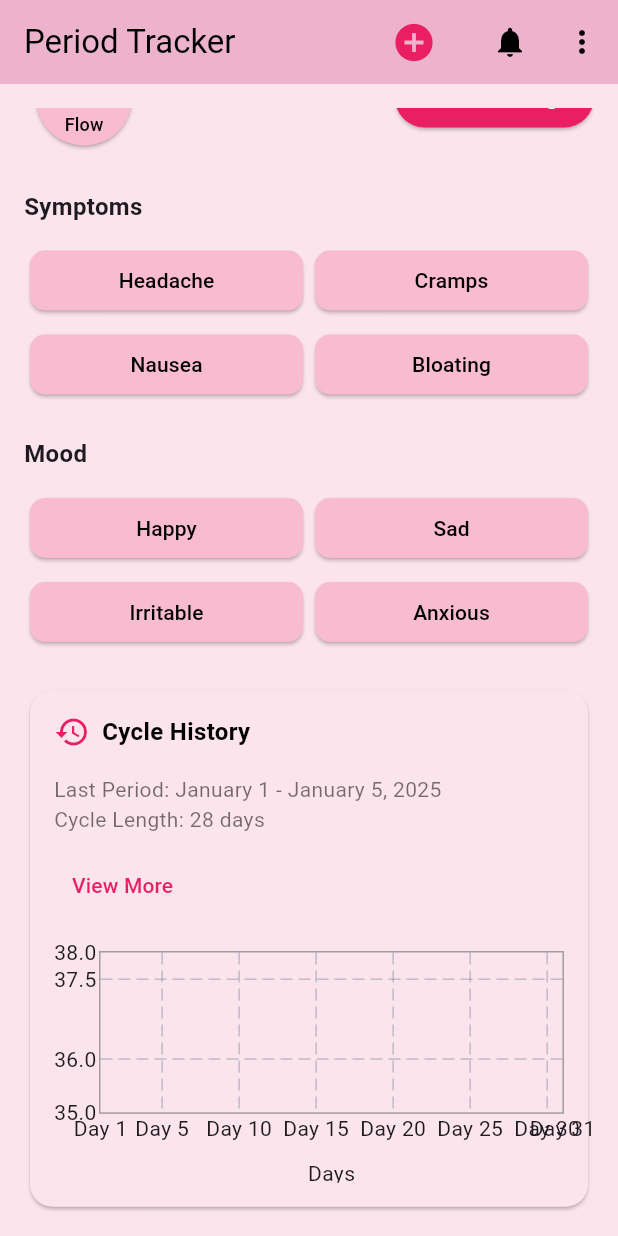
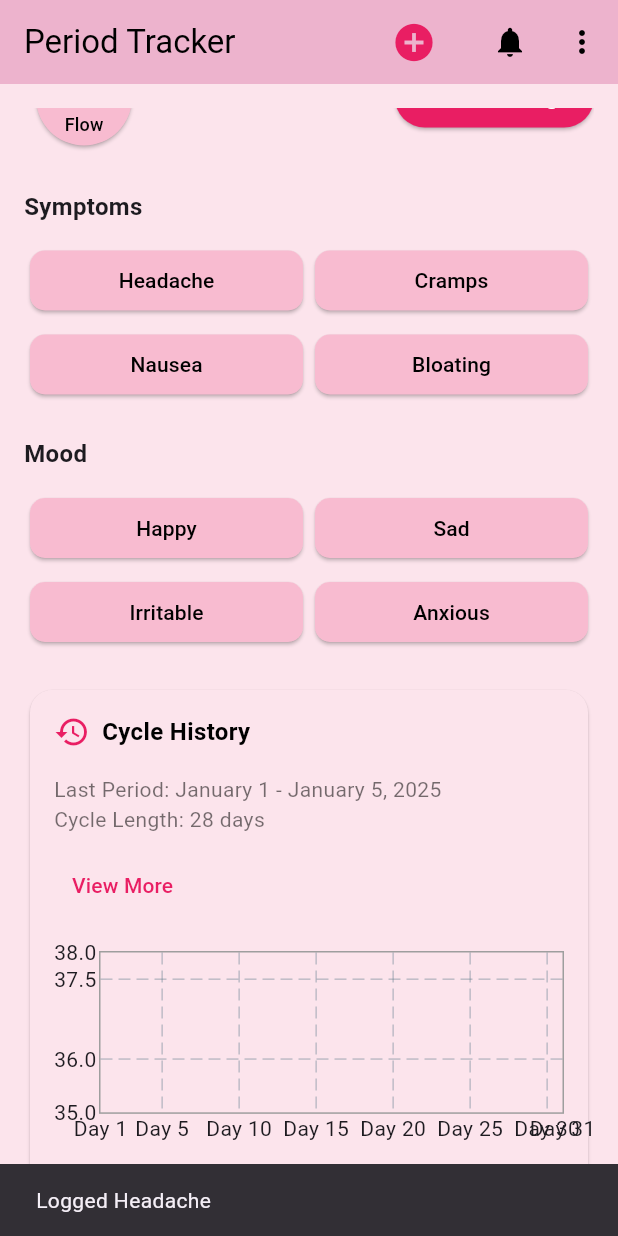
Before and after one commit to Alubisia-1/period-app, a Flutter app: the screen it shows after launch, scrolled down 291 dp, after a tap on "Headache", on a phone screen of 412 x 824 dp. Run offline on Flutter 3.47's test engine with Material 3 defaults, Android fonts, the phone set to English and light mode, and no system bars; drawn by our look-alikes of fl_chart; our stand-ins replace flutter_local_notifications, shared_preferences, sqflite, sqflite_common_ffi, sqflite_common_ffi_web, table_calendar and 1 more; missing offline and left inert: bluetooth_thermal_printer; accounts and stored records are empty.

Commit message:
Symptom and Mood logging

```diff
--- a/lib/screens/home_screen.dart
+++ b/lib/screens/home_screen.dart
@@ -7,14 +7,17 @@ import './analytics_dashboard.dart';
 import 'package:bluetooth_thermal_printer/bluetooth_thermal_printer.dart';
 import '../services/backup_service.dart';
 
-class HomeScreen extends StatelessWidget {
+class HomeScreen extends StatefulWidget {
+  @override
+  _HomeScreenState createState() => _HomeScreenState();
+}
+
+class _HomeScreenState extends State<HomeScreen> {
   final BackupService backupService = BackupService();
 
   // Define color scheme for consistency
   static const Color primaryColor = Color(0xFFE91E63); // Pink color
   static const Color accentColor = Color(0xFFF8BBD0); // Light pink
-
-  HomeScreen({super.key});
 
   @override
   Widget build(BuildContext context) {
@@ -490,10 +493,46 @@ Widget _buildQuickLogButton(BuildContext context, IconData icon, String label) =
       ),
     );
 
-  Widget _buildSymptomColumn() => _buildColumnSection('Symptoms', ['Headache', 'Cramps', 'Nausea', 'Bloating']);
+Widget _buildSymptomColumn() {
+  return _buildColumnSection('Symptoms', ['Headache', 'Cramps', 'Nausea', 'Bloating'],
+      onItemTap: (item) => _logSymptom(context, item));
+}
 
-  Widget _buildMoodColumn() => _buildColumnSection('Mood', ['Happy', 'Sad', 'Irritable', 'Anxious']);
+void _logSymptom(BuildContext context, String symptom) async {
+  final dbService = DatabaseService();
+  await dbService.insertSymptom({
+    'date': DateTime.now().toIso8601String(),
+    'symptom_name': symptom,
+    'severity': 1, // Default severity, could be expanded to allow user input
+    'user_id': 1, // Replace with actual user ID logic
+  });
 
+  if (context.mounted) {
+    ScaffoldMessenger.of(context).showSnackBar(
+      SnackBar(content: Text('Logged $symptom')),
+    );
+  }
+}
+
+Widget _buildMoodColumn() {
+  return _buildColumnSection('Mood', ['Happy', 'Sad', 'Irritable', 'Anxious'],
+      onItemTap: (item) => _logMood(context, item));
+}
+
+void _logMood(BuildContext context, String mood) async {
+  final dbService = DatabaseService();
+  await dbService.updateDailyLog({
+    'date': DateTime.now().toIso8601String(),
+    'mood': mood,
+    'user_id': 1, // Replace with actual user ID logic
+  });
+
+  if (context.mounted) {
+    ScaffoldMessenger.of(context).showSnackBar(
+      SnackBar(content: Text('Logged mood: $mood')),
+    );
+  }
+}
   Widget _buildCycleHistoryCard() => _buildCard(
         icon: Icons.history,
         title: 'Cycle History',
@@ -564,7 +603,7 @@ Widget _buildQuickLogButton(BuildContext context, IconData icon, String label) =
         ),
       );
 
-  Widget _buildColumnSection(String title, List<String> items) => Column(
+Widget _buildColumnSection(String title, List<String> items, {Function(String)? onItemTap}) => Column(
   crossAxisAlignment: CrossAxisAlignment.start,
   children: [
     Text(title, style: TextStyle(fontWeight: FontWeight.bold, fontSize: 16, fontFamily: 'Roboto')),
@@ -579,7 +618,7 @@ Widget _buildQuickLogButton(BuildContext context, IconData icon, String label) =
               child: Padding(
                 padding: const EdgeInsets.all(4.0),
                 child: ElevatedButton(
-                            onPressed: () {},
+                  onPressed: onItemTap != null ? () => onItemTap(item) : null,
                   style: ElevatedButton.styleFrom(
                     backgroundColor: accentColor,
                     foregroundColor: Colors.black,
@@ -596,7 +635,6 @@ Widget _buildQuickLogButton(BuildContext context, IconData icon, String label) =
     ),
   ],
 );
-
   Future<Widget> _buildCycleHistoryChart() async {
     int userId = 1; // Replace with actual user ID fetch logic
     final List<FlSpot> temperatureSpots = await fetchTemperatureDataForChart(userId);
--- a/lib/services/database_service.dart
+++ b/lib/services/database_service.dart
@@ -34,7 +34,21 @@ class DatabaseService {
       // For web, use in-memory database
       return await databaseFactory.openDatabase(inMemoryDatabasePath, options: OpenDatabaseOptions(
         version: 1,
-        onCreate: (Database db, int version) async {
+        onCreate: _createTables,
+      ));
+    } else {
+      // For mobile, use file-based storage
+      String path = join(await getDatabasesPath(), 'period_tracker.db');
+      return await openDatabase(
+        path,
+        version: 1,
+        onCreate: _createTables,
+      );
+    }
+  }
+
+  /// Creates all necessary tables for the application.
+  Future<void> _createTables(Database db, int version) async {
     try {
       await db.execute(
         "CREATE TABLE users (id INTEGER PRIMARY KEY, name TEXT, date_of_birth DATE, cycle_average INTEGER)",
@@ -51,35 +65,6 @@ class DatabaseService {
     } catch (e) {
       print('Error creating tables: $e');
       throw Exception('Failed to create database schema: $e');
-          }
-        },
-      ));
-    } else {
-      // For mobile, use file-based storage
-      String path = join(await getDatabasesPath(), 'period_tracker.db');
-      return await openDatabase(
-        path,
-        version: 1,
-        onCreate: (Database db, int version) async {
-          try {
-            await db.execute(
-              "CREATE TABLE users (id INTEGER PRIMARY KEY, name TEXT, date_of_birth DATE, cycle_average INTEGER)",
-            );
-            await db.execute(
-              "CREATE TABLE cycles (id INTEGER PRIMARY KEY, start_date DATE, end_date DATE, user_id INTEGER, FOREIGN KEY (user_id) REFERENCES users(id))",
-            );
-            await db.execute(
-              "CREATE TABLE daily_logs (id INTEGER PRIMARY KEY, date DATE, temperature REAL, mood TEXT, flow_level TEXT, user_id INTEGER, FOREIGN KEY (user_id) REFERENCES users(id))",
-            );
-            await db.execute(
-              "CREATE TABLE symptoms (id INTEGER PRIMARY KEY, date DATE, symptom_name TEXT, severity INTEGER, user_id INTEGER, FOREIGN KEY (user_id) REFERENCES users(id))",
-            );
-          } catch (e) {
-            print('Error creating tables: $e');
-            throw Exception('Failed to create database schema: $e');
-          }
-        },
-      );
     }
   }
 
@@ -105,5 +90,45 @@ class DatabaseService {
     }
   }
 
-  // Add more methods for CRUD operations as needed
+  /// Inserts a symptom into the symptoms table. Uses REPLACE conflict algorithm to handle duplicates.
+  Future<void> insertSymptom(Map<String, dynamic> symptom) async {
+    final db = await database;
+    try {
+      await db.insert('symptoms', symptom, conflictAlgorithm: ConflictAlgorithm.replace);
+    } catch (e) {
+      print('Error inserting symptom: $e');
+      throw Exception('Failed to insert symptom: $e');
     }
+  }
+
+  /// Updates or inserts a mood into the daily_logs table.
+  Future<void> updateDailyLog(Map<String, dynamic> log) async {
+    final db = await database;
+    try {
+      // First, check if there's an existing entry for the date
+      var existingLog = await db.query(
+        'daily_logs',
+        where: 'date = ? AND user_id = ?',
+        whereArgs: [log['date'], log['user_id']],
+      );
+
+      if (existingLog.isNotEmpty) {
+        // Update the existing log
+        await db.update(
+          'daily_logs',
+          log,
+          where: 'date = ? AND user_id = ?',
+          whereArgs: [log['date'], log['user_id']],
+        );
+      } else {
+        // Insert a new log if none exists
+        await db.insert('daily_logs', log, conflictAlgorithm: ConflictAlgorithm.replace);
+      }
+    } catch (e) {
+      print('Error updating or inserting daily log: $e');
+      throw Exception('Failed to update or insert daily log: $e');
+    }
+  }
+
+  // Add more methods for CRUD operations as needed (e.g., delete, fetch, update others)
+}
```
Lines whose indentation alone changed are shown as unchanged.
